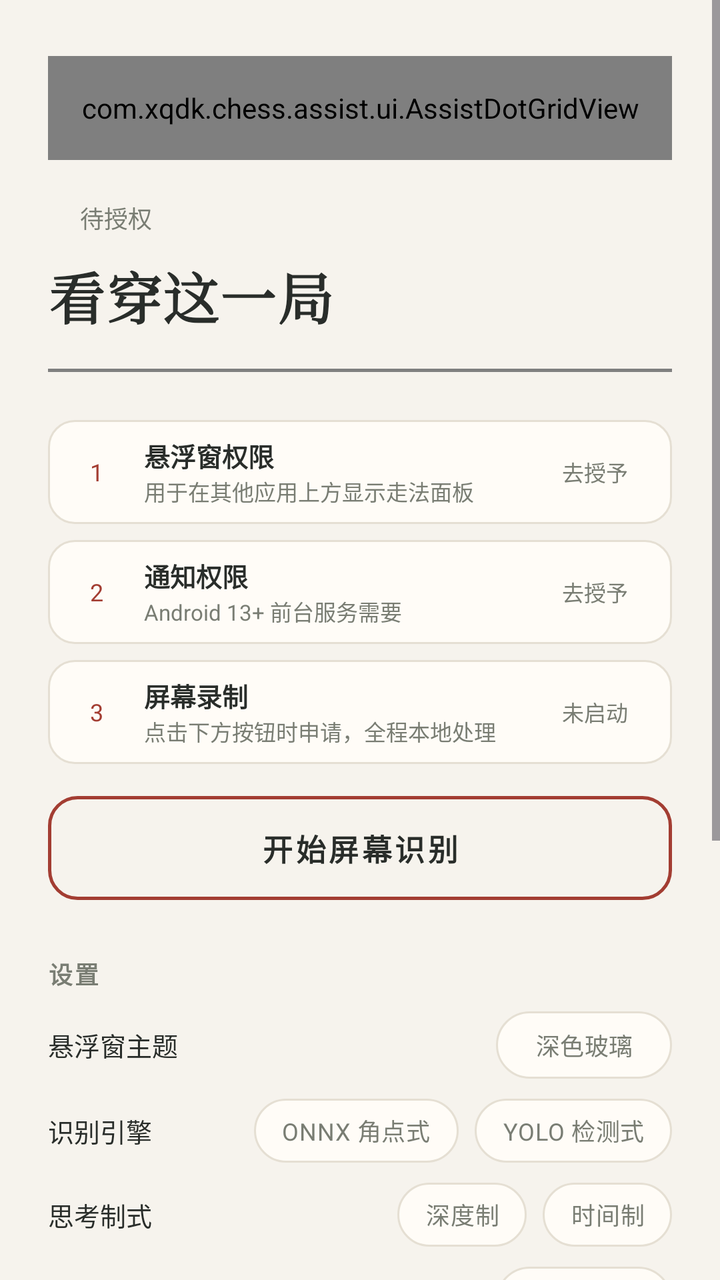
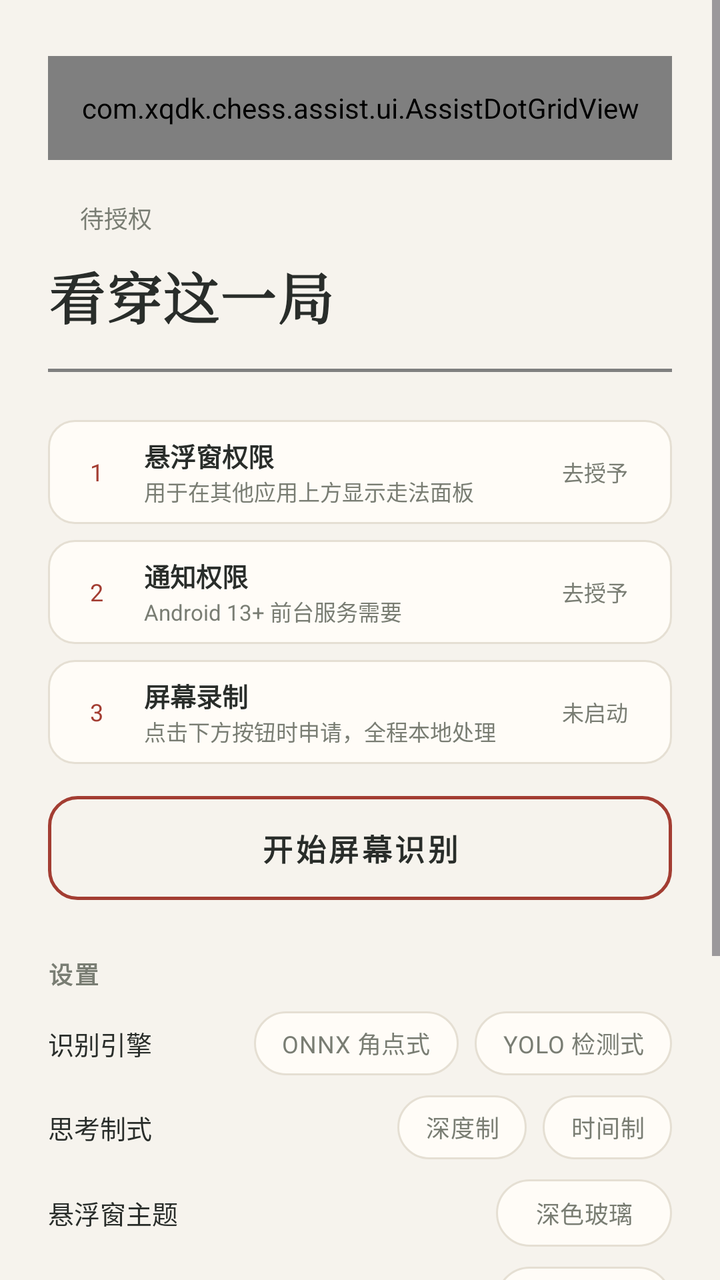

Screens rendered from an Android XML layout before and after an edit, with the pre-edit source and the edit as a unified diff.
<!-- AndroidManifest.xml: application theme Theme.ChineseChess -->
<!-- res/layout/assist_activity.xml -->
<?xml version="1.0" encoding="utf-8"?>
<ScrollView xmlns:android="http://schemas.android.com/apk/res/android"
    xmlns:tools="http://schemas.android.com/tools"
    android:id="@+id/bg_scroll"
    android:layout_width="match_parent"
    android:layout_height="match_parent"
    android:background="@color/xq_paper"
    android:fillViewport="true">

    <LinearLayout
        android:layout_width="match_parent"
        android:layout_height="wrap_content"
        android:orientation="vertical"
        android:paddingHorizontal="24dp"
        android:paddingTop="20dp"
        android:paddingBottom="28dp">

        
        <com.xqdk.chess.assist.ui.AssistDotGridView
            android:id="@+id/dot_grid"
            android:layout_width="match_parent"
            android:layout_height="52dp"
            android:layout_marginTop="8dp" />

        
        <LinearLayout
            android:layout_width="match_parent"
            android:layout_height="wrap_content"
            android:layout_marginTop="20dp"
            android:gravity="center_vertical"
            android:orientation="horizontal">

            <View
                android:id="@+id/state_dot"
                android:layout_width="8dp"
                android:layout_height="8dp" />

            <TextView
                android:id="@+id/tv_auto_status"
                android:layout_width="0dp"
                android:layout_height="wrap_content"
                android:layout_marginStart="8dp"
                android:layout_weight="1"
                android:ellipsize="end"
                android:maxLines="1"
                android:text="待授权"
                android:textColor="@color/xq_muted"
                android:textSize="12sp"
                tools:ignore="HardcodedText" />
        </LinearLayout>

        
        <TextView
            android:id="@+id/assist_hero"
            android:layout_width="match_parent"
            android:layout_height="wrap_content"
            android:layout_marginTop="10dp"
            android:fontFamily="serif"
            android:letterSpacing="0.02"
            android:text="@string/main_hero"
            android:textColor="@color/xq_ink_text"
            android:textSize="28sp"
            android:textStyle="bold" />

        
        <com.xqdk.chess.assist.ui.RiverLineView
            android:id="@+id/river_line"
            android:layout_width="match_parent"
            android:layout_height="1.5dp"
            android:layout_marginTop="16dp" />

        

        <LinearLayout
            android:id="@+id/btn_overlay_permission"
            style="@style/StepRow"
            android:layout_width="match_parent"
            android:layout_height="wrap_content"
            android:layout_marginTop="24dp"
            android:clickable="true"
            android:focusable="true"
            android:foreground="?attr/selectableItemBackground"
            android:orientation="horizontal">

            <TextView
                android:id="@+id/step_overlay_num"
                style="@style/StepNum"
                android:tag="1"
                android:text="1"
                tools:ignore="HardcodedText" />

            <LinearLayout
                android:layout_width="0dp"
                android:layout_height="wrap_content"
                android:layout_marginStart="11dp"
                android:layout_weight="1"
                android:orientation="vertical">

                <TextView
                    android:id="@+id/step_overlay_title"
                    style="@style/StepTitle"
                    android:text="悬浮窗权限"
                    tools:ignore="HardcodedText" />

                <TextView
                    android:id="@+id/step_overlay_hint"
                    style="@style/StepHint"
                    android:text="用于在其他应用上方显示走法面板"
                    tools:ignore="HardcodedText" />
            </LinearLayout>

            <TextView
                android:id="@+id/step_overlay_chip"
                style="@style/StepChip"
                android:text="去授予"
                tools:ignore="HardcodedText" />
        </LinearLayout>

        <LinearLayout
            android:id="@+id/btn_notification_permission"
            style="@style/StepRow"
            android:layout_width="match_parent"
            android:layout_height="wrap_content"
            android:layout_marginTop="8dp"
            android:clickable="true"
            android:focusable="true"
            android:foreground="?attr/selectableItemBackground"
            android:orientation="horizontal">

            <TextView
                android:id="@+id/step_notify_num"
                style="@style/StepNum"
                android:tag="2"
                android:text="2"
                tools:ignore="HardcodedText" />

            <LinearLayout
                android:layout_width="0dp"
                android:layout_height="wrap_content"
                android:layout_marginStart="11dp"
                android:layout_weight="1"
                android:orientation="vertical">

                <TextView
                    android:id="@+id/step_notify_title"
                    style="@style/StepTitle"
                    android:text="通知权限"
                    tools:ignore="HardcodedText" />

                <TextView
                    android:id="@+id/step_notify_hint"
                    style="@style/StepHint"
                    android:text="Android 13+ 前台服务需要"
                    tools:ignore="HardcodedText" />
            </LinearLayout>

            <TextView
                android:id="@+id/step_notify_chip"
                style="@style/StepChip"
                android:text="去授予"
                tools:ignore="HardcodedText" />
        </LinearLayout>

        
        <LinearLayout
            android:id="@+id/step_capture_row"
            style="@style/StepRow"
            android:layout_width="match_parent"
            android:layout_height="wrap_content"
            android:layout_marginTop="8dp"
            android:orientation="horizontal">

            <TextView
                android:id="@+id/step_capture_num"
                style="@style/StepNum"
                android:tag="3"
                android:text="3"
                tools:ignore="HardcodedText" />

            <LinearLayout
                android:layout_width="0dp"
                android:layout_height="wrap_content"
                android:layout_marginStart="11dp"
                android:layout_weight="1"
                android:orientation="vertical">

                <TextView
                    android:id="@+id/step_capture_title"
                    style="@style/StepTitle"
                    android:text="屏幕录制"
                    tools:ignore="HardcodedText" />

                <TextView
                    android:id="@+id/step_capture_hint"
                    style="@style/StepHint"
                    android:text="点击下方按钮时申请，全程本地处理"
                    tools:ignore="HardcodedText" />
            </LinearLayout>

            <TextView
                android:id="@+id/step_capture_chip"
                style="@style/StepChip"
                android:text="未启动"
                tools:ignore="HardcodedText" />
        </LinearLayout>

        
        <Button
            android:id="@+id/btn_start_capture"
            style="@style/MainButton"
            android:layout_width="match_parent"
            android:layout_height="52dp"
            android:layout_marginTop="16dp"
            android:text="开始屏幕识别"
            tools:ignore="HardcodedText" />

        

        <TextView
            android:layout_width="wrap_content"
            android:layout_height="wrap_content"
            android:layout_marginTop="28dp"
            android:letterSpacing="0.08"
            android:text="设置"
            android:textColor="@color/xq_muted"
            android:textSize="12sp"
            android:textStyle="bold"
            tools:ignore="HardcodedText" />

        
        <LinearLayout
            android:layout_width="match_parent"
            android:layout_height="wrap_content"
            android:layout_marginTop="10dp"
            android:gravity="center_vertical"
            android:orientation="horizontal">

            <TextView
                android:layout_width="0dp"
                android:layout_height="wrap_content"
                android:layout_weight="1"
                android:text="悬浮窗主题"
                android:textColor="@color/xq_ink_text"
                android:textSize="13sp"
                tools:ignore="HardcodedText" />

            <Button
                android:id="@+id/btn_overlay_theme"
                style="@style/ValueChip"
                android:layout_width="wrap_content"
                android:layout_height="wrap_content"
                android:text="深色玻璃"
                tools:ignore="HardcodedText" />
        </LinearLayout>

        
        <LinearLayout
            android:layout_width="match_parent"
            android:layout_height="wrap_content"
            android:layout_marginTop="10dp"
            android:gravity="center_vertical"
            android:orientation="horizontal">

            <TextView
                android:layout_width="0dp"
                android:layout_height="wrap_content"
                android:layout_weight="1"
                android:text="识别引擎"
                android:textColor="@color/xq_ink_text"
                android:textSize="13sp"
                tools:ignore="HardcodedText" />

            <RadioGroup
                android:id="@+id/rg_recognizer_engine"
                android:layout_width="wrap_content"
                android:layout_height="wrap_content"
                android:orientation="horizontal">

                <RadioButton
                    android:id="@+id/rb_engine_onnx"
                    style="@style/EngineChip"
                    android:layout_width="wrap_content"
                    android:layout_height="wrap_content"
                    android:text="ONNX 角点式"
                    tools:ignore="HardcodedText" />

                <RadioButton
                    android:id="@+id/rb_engine_yolo"
                    style="@style/EngineChip"
                    android:layout_width="wrap_content"
                    android:layout_height="wrap_content"
                    android:layout_marginStart="8dp"
                    android:text="YOLO 检测式"
                    tools:ignore="HardcodedText" />
            </RadioGroup>
        </LinearLayout>

        
        <LinearLayout
            android:layout_width="match_parent"
            android:layout_height="wrap_content"
            android:layout_marginTop="10dp"
            android:gravity="center_vertical"
            android:orientation="horizontal">

            <TextView
                android:layout_width="0dp"
                android:layout_height="wrap_content"
                android:layout_weight="1"
                android:text="思考制式"
                android:textColor="@color/xq_ink_text"
                android:textSize="13sp"
                tools:ignore="HardcodedText" />

            <RadioGroup
                android:id="@+id/rg_search_mode"
                android:layout_width="wrap_content"
                android:layout_height="wrap_content"
                android:orientation="horizontal">

                <RadioButton
                    android:id="@+id/rb_mode_depth"
                    style="@style/EngineChip"
                    android:layout_width="wrap_content"
                    android:layout_height="wrap_content"
                    android:text="深度制"
                    tools:ignore="HardcodedText" />

                <RadioButton
                    android:id="@+id/rb_mode_time"
                    style="@style/EngineChip"
                    android:layout_width="wrap_content"
                    android:layout_height="wrap_content"
                    android:layout_marginStart="8dp"
                    android:text="时间制"
                    tools:ignore="HardcodedText" />
            </RadioGroup>
        </LinearLayout>

        
        <LinearLayout
            android:layout_width="match_parent"
            android:layout_height="wrap_content"
            android:layout_marginTop="10dp"
            android:gravity="center_vertical"
            android:orientation="horizontal">

            <TextView
                android:layout_width="0dp"
                android:layout_height="wrap_content"
                android:layout_weight="1"
                android:text="性能诊断"
                android:textColor="@color/xq_ink_text"
                android:textSize="13sp"
                tools:ignore="HardcodedText" />

            <Button
                android:id="@+id/btn_bench_profiling"
                style="@style/ValueChip"
                android:layout_width="wrap_content"
                android:layout_height="wrap_content"
                android:text="关"
                tools:ignore="HardcodedText" />
        </LinearLayout>

        
        <LinearLayout
            android:layout_width="match_parent"
            android:layout_height="wrap_content"
            android:layout_marginTop="10dp"
            android:gravity="center_vertical"
            android:orientation="horizontal">

            <TextView
                android:layout_width="0dp"
                android:layout_height="wrap_content"
                android:layout_weight="1"
                android:text="空闲预计算"
                android:textColor="@color/xq_ink_text"
                android:textSize="13sp"
                tools:ignore="HardcodedText" />

            <Button
                android:id="@+id/btn_precompute"
                style="@style/ValueChip"
                android:layout_width="wrap_content"
                android:layout_height="wrap_content"
                android:text="开"
                tools:ignore="HardcodedText" />
        </LinearLayout>

        <TextView
            style="@style/StepHint"
            android:layout_width="match_parent"
            android:layout_height="wrap_content"
            android:layout_marginTop="4dp"
            android:text="β 测试版：对方思考时提前计算；发热明显可关闭"
            tools:ignore="HardcodedText" />

        
        <LinearLayout
            android:layout_width="match_parent"
            android:layout_height="wrap_content"
            android:layout_marginTop="10dp"
            android:gravity="center_vertical"
            android:orientation="horizontal">

            <TextView
                android:layout_width="0dp"
                android:layout_height="wrap_content"
                android:layout_weight="1"
                android:text="检查更新"
                android:textColor="@color/xq_ink_text"
                android:textSize="13sp"
                tools:ignore="HardcodedText" />

            <Button
                android:id="@+id/btn_check_update"
                style="@style/ValueChip"
                android:layout_width="wrap_content"
                android:layout_height="wrap_content"
                android:text="检查"
                tools:ignore="HardcodedText" />
        </LinearLayout>

        
        <TextView
            android:layout_width="match_parent"
            android:layout_height="wrap_content"
            android:layout_marginTop="28dp"
            android:lineSpacingExtra="2dp"
            android:text="合规声明：本功能仅通过系统录屏授权做画面识别并显示走法建议，属于象棋学习辅助工具，仅供学习研究，请于获取后24小时内自行删除。不包含自动走子、触摸注入、无障碍服务、Root/Xposed 或读取其他应用数据；对局中的所有着法均由玩家手动操作。"
            android:textColor="@color/xq_muted"
            android:textSize="11sp"
            tools:ignore="HardcodedText" />

        
        <LinearLayout
            android:layout_width="match_parent"
            android:layout_height="wrap_content"
            android:layout_marginTop="8dp"
            android:gravity="center_horizontal"
            android:orientation="horizontal">

            <Button
                android:id="@+id/button_help"
                style="@style/MainTextButton"
                android:layout_width="wrap_content"
                android:layout_height="wrap_content"
                android:text="@string/main_help" />

            <Button
                android:id="@+id/button_about"
                style="@style/MainTextButton"
                android:layout_width="wrap_content"
                android:layout_height="wrap_content"
                android:layout_marginStart="24dp"
                android:text="@string/main_about" />
        </LinearLayout>
    </LinearLayout>
</ScrollView>
<!-- resources referenced by this layout -->
<resources>
  <color name="xq_ink_text">#292D2A</color>
  <color name="xq_muted">#797D73</color>
  <color name="xq_paper">#F6F3ED</color>
  <string name="main_about">关于</string>
  <string name="main_help">帮助</string>
  <string name="main_hero">看穿这一局</string>
  <style name="MainButton" parent="">
          <item name="android:background">@drawable/main_btn_outline</item>
          <item name="backgroundTint">@null</item>
          <item name="android:textColor">@color/xq_ink_text</item>
          <item name="android:textSize">15sp</item>
          <item name="android:textStyle">bold</item>
          <item name="android:letterSpacing">0.1</item>
          <item name="android:minHeight">48dp</item>
          <item name="android:gravity">center</item>
      </style>
  <style name="MainTextButton" parent="">
          <item name="android:background">@drawable/main_text_btn_bg</item>
          <item name="backgroundTint">@null</item>
          <item name="android:textColor">@color/xq_muted</item>
          <item name="android:textSize">12sp</item>
          <item name="android:letterSpacing">0.08</item>
          <item name="android:minWidth">64dp</item>
          <item name="android:minHeight">48dp</item>
          <item name="android:gravity">center</item>
      </style>
  <style name="StepHint" parent="">
          <item name="android:layout_width">match_parent</item>
          <item name="android:layout_height">wrap_content</item>
          <item name="android:textColor">@color/xq_muted</item>
          <item name="android:textSize">11sp</item>
          <item name="android:maxLines">1</item>
          <item name="android:ellipsize">end</item>
      </style>
  <style name="StepNum" parent="">
          <item name="android:layout_width">25dp</item>
          <item name="android:layout_height">25dp</item>
          <item name="android:gravity">center</item>
          <item name="android:textSize">12sp</item>
          <item name="android:textColor">@color/xq_zhu</item>
          <item name="android:maxLines">1</item>
      </style>
  <style name="StepTitle" parent="">
          <item name="android:layout_width">match_parent</item>
          <item name="android:layout_height">wrap_content</item>
          <item name="android:textColor">@color/xq_ink_text</item>
          <item name="android:textSize">13sp</item>
          <item name="android:textStyle">bold</item>
          <item name="android:maxLines">1</item>
          <item name="android:ellipsize">end</item>
      </style>
  <style name="Theme.ChineseChess" parent="Base.Theme.ChineseChess" />
  <!-- drawable main_text_btn_bg (drawable) -->
  <?xml version="1.0" encoding="utf-8"?>
  <selector xmlns:android="http://schemas.android.com/apk/res/android">
      <item android:state_pressed="true">
          <shape android:shape="rectangle">
              <solid android:color="#14000000" />
          </shape>
      </item>
      <item>
          <shape android:shape="rectangle">
              <solid android:color="#00000000" />
          </shape>
      </item>
  </selector>
  <color name="xq_zhu">#A33D32</color>
  <!-- drawable step_row_bg (drawable) -->
  <?xml version="1.0" encoding="utf-8"?>
  <shape xmlns:android="http://schemas.android.com/apk/res/android"
      android:shape="rectangle">
      <corners android:radius="13dp" />
      <solid android:color="@color/xq_surface" />
      <stroke android:width="1dp" android:color="@color/xq_line" />
  </shape>
  <style name="Base.Theme.ChineseChess" parent="Theme.Material3.DayNight.NoActionBar">
          
          <item name="colorPrimary">@color/qi_zhu_btn</item>
          <item name="colorAccent">@color/qi_zhu_btn</item>
          
          <item name="android:statusBarColor">@color/xq_paper</item>
          <item name="android:windowLightStatusBar">true</item>
      </style>
  <color name="xq_surface">#FFFCF7</color>
  <color name="xq_line">#E5DFD3</color>
  <color name="xq_zhu_press">#8F3527</color>
  <color name="qi_zhu_btn">#C35440</color>
  <!-- unchanged entries left out for length: 6 -->
</resources>

<!-- the commit's change to res/layout/assist_activity.xml (unified diff, before → after) -->
@@ -239,32 +239,6 @@
                 android:layout_width="0dp"
                 android:layout_height="wrap_content"
                 android:layout_weight="1"
-                android:text="悬浮窗主题"
-                android:textColor="@color/xq_ink_text"
-                android:textSize="13sp"
-                tools:ignore="HardcodedText" />
-
-            <Button
-                android:id="@+id/btn_overlay_theme"
-                style="@style/ValueChip"
-                android:layout_width="wrap_content"
-                android:layout_height="wrap_content"
-                android:text="深色玻璃"
-                tools:ignore="HardcodedText" />
-        </LinearLayout>
-
-        
-        <LinearLayout
-            android:layout_width="match_parent"
-            android:layout_height="wrap_content"
-            android:layout_marginTop="10dp"
-            android:gravity="center_vertical"
-            android:orientation="horizontal">
-
-            <TextView
-                android:layout_width="0dp"
-                android:layout_height="wrap_content"
-                android:layout_weight="1"
                 android:text="识别引擎"
                 android:textColor="@color/xq_ink_text"
                 android:textSize="13sp"
@@ -349,6 +323,32 @@
                 android:layout_width="0dp"
                 android:layout_height="wrap_content"
                 android:layout_weight="1"
+                android:text="悬浮窗主题"
+                android:textColor="@color/xq_ink_text"
+                android:textSize="13sp"
+                tools:ignore="HardcodedText" />
+
+            <Button
+                android:id="@+id/btn_overlay_theme"
+                style="@style/ValueChip"
+                android:layout_width="wrap_content"
+                android:layout_height="wrap_content"
+                android:text="深色玻璃"
+                tools:ignore="HardcodedText" />
+        </LinearLayout>
+
+        
+        <LinearLayout
+            android:layout_width="match_parent"
+            android:layout_height="wrap_content"
+            android:layout_marginTop="10dp"
+            android:gravity="center_vertical"
+            android:orientation="horizontal">
+
+            <TextView
+                android:layout_width="0dp"
+                android:layout_height="wrap_content"
+                android:layout_weight="1"
                 android:text="性能诊断"
                 android:textColor="@color/xq_ink_text"
                 android:textSize="13sp"
@@ -398,30 +398,6 @@
             tools:ignore="HardcodedText" />
 
         
-        <LinearLayout
-            android:layout_width="match_parent"
-            android:layout_height="wrap_content"
-            android:layout_marginTop="10dp"
-            android:gravity="center_vertical"
-            android:orientation="horizontal">
-
-            <TextView
-                android:layout_width="0dp"
-                android:layout_height="wrap_content"
-                android:layout_weight="1"
-                android:text="检查更新"
-                android:textColor="@color/xq_ink_text"
-                android:textSize="13sp"
-                tools:ignore="HardcodedText" />
-
-            <Button
-                android:id="@+id/btn_check_update"
-                style="@style/ValueChip"
-                android:layout_width="wrap_content"
-                android:layout_height="wrap_content"
-                android:text="检查"
-                tools:ignore="HardcodedText" />
-        </LinearLayout>
 
         
         <TextView
@@ -429,33 +405,9 @@
             android:layout_height="wrap_content"
             android:layout_marginTop="28dp"
             android:lineSpacingExtra="2dp"
-            android:text="合规声明：本功能仅通过系统录屏授权做画面识别并显示走法建议，属于象棋学习辅助工具，仅供学习研究，请于获取后24小时内自行删除。不包含自动走子、触摸注入、无障碍服务、Root/Xposed 或读取其他应用数据；对局中的所有着法均由玩家手动操作。"
+            android:text="合规声明：本功能仅通过系统录屏授权做画面识别并显示走法建议，属于象棋学习辅助工具，仅供学习研究。不包含自动走子、触摸注入、无障碍服务、Root/Xposed 或读取其他应用数据；对局中的所有着法均由玩家手动操作。"
             android:textColor="@color/xq_muted"
             android:textSize="11sp"
             tools:ignore="HardcodedText" />
-
-        
-        <LinearLayout
-            android:layout_width="match_parent"
-            android:layout_height="wrap_content"
-            android:layout_marginTop="8dp"
-            android:gravity="center_horizontal"
-            android:orientation="horizontal">
-
-            <Button
-                android:id="@+id/button_help"
-                style="@style/MainTextButton"
-                android:layout_width="wrap_content"
-                android:layout_height="wrap_content"
-                android:text="@string/main_help" />
-
-            <Button
-                android:id="@+id/button_about"
-                style="@style/MainTextButton"
-                android:layout_width="wrap_content"
-                android:layout_height="wrap_content"
-                android:layout_marginStart="24dp"
-                android:text="@string/main_about" />
-        </LinearLayout>
     </LinearLayout>
 </ScrollView>
<!-- resource entries referenced after the edit -->
@@ -3,8 +3,6 @@
   <color name="xq_ink_text">#292D2A</color>
   <color name="xq_muted">#797D73</color>
   <color name="xq_paper">#F6F3ED</color>
-  <string name="main_about">关于</string>
-  <string name="main_help">帮助</string>
   <string name="main_hero">看穿这一局</string>
   <style name="MainButton" parent="">
           <item name="android:background">@drawable/main_btn_outline</item>
@@ -13,16 +11,6 @@
           <item name="android:textSize">15sp</item>
           <item name="android:textStyle">bold</item>
           <item name="android:letterSpacing">0.1</item>
-          <item name="android:minHeight">48dp</item>
-          <item name="android:gravity">center</item>
-      </style>
-  <style name="MainTextButton" parent="">
-          <item name="android:background">@drawable/main_text_btn_bg</item>
-          <item name="backgroundTint">@null</item>
-          <item name="android:textColor">@color/xq_muted</item>
-          <item name="android:textSize">12sp</item>
-          <item name="android:letterSpacing">0.08</item>
-          <item name="android:minWidth">64dp</item>
           <item name="android:minHeight">48dp</item>
           <item name="android:gravity">center</item>
       </style>
@@ -52,20 +40,6 @@
           <item name="android:ellipsize">end</item>
       </style>
   <style name="Theme.ChineseChess" parent="Base.Theme.ChineseChess" />
-  <!-- drawable main_text_btn_bg (drawable) -->
-  <?xml version="1.0" encoding="utf-8"?>
-  <selector xmlns:android="http://schemas.android.com/apk/res/android">
-      <item android:state_pressed="true">
-          <shape android:shape="rectangle">
-              <solid android:color="#14000000" />
-          </shape>
-      </item>
-      <item>
-          <shape android:shape="rectangle">
-              <solid android:color="#00000000" />
-          </shape>
-      </item>
-  </selector>
   <color name="xq_zhu">#A33D32</color>
   <!-- drawable step_row_bg (drawable) -->
   <?xml version="1.0" encoding="utf-8"?>
